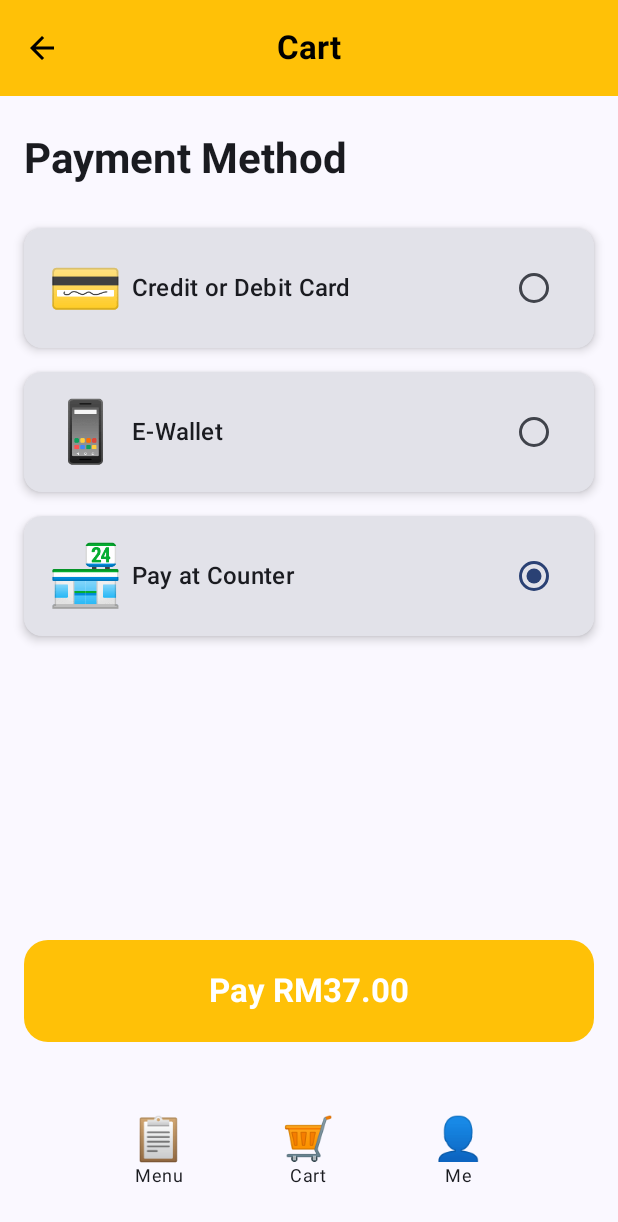
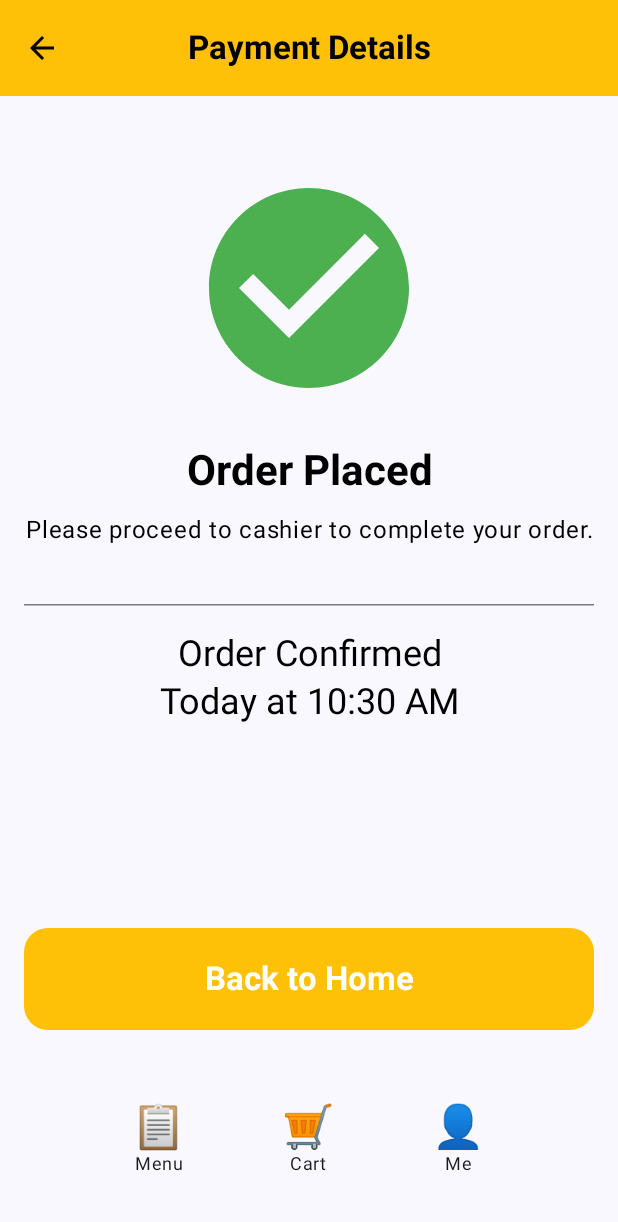
Before and after one commit to ss3-3/MAD_DCS2S1, an Android app built with Jetpack Compose: the screen it shows after launch (MainActivity), after a tap on "Pay RM37.00", on a phone screen of 412 x 824 dp. Shown: the top 1222 px of the screen. Run offline under Robolectric (Android 15) with nearby library versions, the phone set to English and light mode, and no system bars; 3 other taps on this screen came first.

Commit message:
PaymentScreen.kt

```diff
--- a/app/src/main/java/com/example/taiwanesehouse/PaymentScreen.kt
+++ b/app/src/main/java/com/example/taiwanesehouse/PaymentScreen.kt
@@ -36,9 +36,10 @@ import java.util.Locale
 @OptIn(ExperimentalMaterial3Api::class)
 @Composable
 fun PaymentScreen() {
+    var showSuccess by remember { mutableStateOf(false) }
     var showCardSheet by remember { mutableStateOf(false) }
     var showTngSheet by remember { mutableStateOf(false) }
-    var showSuccess by remember { mutableStateOf(false) }
+    var showCounter by remember { mutableStateOf(false) }
     var paymentTime by remember { mutableStateOf("") }
     var transactionId by remember { mutableStateOf("") }
 
@@ -52,8 +53,9 @@ fun PaymentScreen() {
     } else {
         PaymentMethodScreen(
             onBackClick = {},
-            onCardPay = { showCardSheet = true},
-            onTngPay = { showTngSheet = true}
+            onCardPay = { showCardSheet = true },
+            onTngPay = { showTngSheet = true },
+            onCounterPay = { showCounter = true }
         )
     }
 
@@ -88,6 +90,15 @@ fun PaymentScreen() {
             )
         }
     }
+
+    if (showCounter) {
+        val time = SimpleDateFormat("h:mm a", Locale.getDefault()).format(Date())
+        CounterPaymentScreen(
+            paymentTime = time,
+            onBackClick = { showCounter = false },
+            onHomeClick = { showCounter = false }
+        )
+    }
 }
 
 @OptIn(ExperimentalMaterial3Api::class)
@@ -95,7 +106,8 @@ fun PaymentScreen() {
 fun PaymentMethodScreen(
     onBackClick: () -> Unit = {},
     onCardPay: () -> Unit,
-    onTngPay: () -> Unit
+    onTngPay: () -> Unit,
+    onCounterPay: () -> Unit
 ) {
     var selectedMethod by remember { mutableStateOf("Card") }
 
@@ -172,7 +184,7 @@ fun PaymentMethodScreen(
                     when (selectedMethod) {
                         "Card" -> onCardPay()
                         "E-Wallet" -> onTngPay()
-                        "Counter" -> {}
+                        "Counter" -> onCounterPay()
                     }
                 },
                 modifier = Modifier
@@ -524,6 +536,123 @@ fun PaymentSuccessScreen(
     }
 }
 
+@OptIn(ExperimentalMaterial3Api::class)
+@Composable
+fun CounterPaymentScreen(
+    paymentTime: String,
+    onBackClick: () -> Unit = {},
+    onHomeClick: () -> Unit = {}
+) {
+    Scaffold(
+        topBar = {
+            CenterAlignedTopAppBar(
+                title = {
+                    Text(
+                        "Payment Details",
+                        style = MaterialTheme.typography.titleLarge.copy(
+                            fontWeight = FontWeight.Bold
+                        ),
+                        color = Color.Black
+                    )
+                },
+                navigationIcon = {
+                    IconButton(onClick = { onBackClick() }) {
+                        Icon(
+                            imageVector = Icons.AutoMirrored.Filled.ArrowBack,
+                            contentDescription = "Back",
+                            tint = Color.Black
+                        )
+                    }
+                },
+                colors = TopAppBarDefaults.centerAlignedTopAppBarColors(
+                    containerColor = Color(0xFFFFC107),
+                    titleContentColor = Color.Black,
+                    navigationIconContentColor = Color.Black
+                )
+            )
+        }
+    ) { innerPadding ->
+        Column(
+            modifier = Modifier
+                .fillMaxSize()
+                .padding(innerPadding)
+                .padding(16.dp),
+            horizontalAlignment = Alignment.CenterHorizontally,
+            verticalArrangement = Arrangement.Top
+        ) {
+            Spacer(modifier = Modifier.height(32.dp))
+
+            Icon(
+                imageVector = Icons.Default.CheckCircle,
+                contentDescription = "Success",
+                tint = Color(0xFF4CAF50),
+                modifier = Modifier.size(160.dp)
+            )
+
+            Spacer(modifier = Modifier.height(24.dp))
+
+            Text(
+                "Order Placed",
+                style = MaterialTheme.typography.headlineMedium.copy(
+                    fontWeight = FontWeight.Bold
+                ),
+                color = Color.Black,
+                textAlign = TextAlign.Center
+            )
+
+            Spacer(modifier = Modifier.height(12.dp))
+
+            Text(
+                "Please proceed to cashier to complete your order.",
+                style = MaterialTheme.typography.bodyLarge,
+                color = Color.Black,
+                textAlign = TextAlign.Center
+            )
+
+            Spacer(modifier = Modifier.height(24.dp))
+
+            HorizontalDivider(modifier = Modifier.padding(vertical = 16.dp))
+
+            Text(
+                "Order Confirmed",
+                style = MaterialTheme.typography.headlineSmall.copy(
+                    fontWeight = FontWeight.Normal
+                ),
+                color = Color.Black,
+                textAlign = TextAlign.Center
+            )
+            Text(
+                "Today at $paymentTime",
+                style = MaterialTheme.typography.headlineSmall.copy(
+                    fontWeight = FontWeight.Normal
+                ),
+                color = Color.Black,
+                textAlign = TextAlign.Center
+            )
+
+            Spacer(modifier = Modifier.weight(1f))
+
+            Button(
+                onClick = { onHomeClick() },
+                modifier = Modifier
+                    .fillMaxWidth()
+                    .height(100.dp)
+                    .padding(bottom = 32.dp),
+                colors = ButtonDefaults.buttonColors(containerColor = Color(0xFFFFC107)),
+                shape = RoundedCornerShape(16.dp)
+            ) {
+                Text(
+                    "Back to Home",
+                    style = MaterialTheme.typography.titleLarge.copy(fontWeight = FontWeight.Bold),
+                    color = Color.White
+                )
+            }
+            Spacer(modifier = Modifier.height(8.dp))
+            BottomNavigationBar()
+        }
+    }
+}
+
 @Composable
 fun PaymentMethod(
     icon: String,
```
